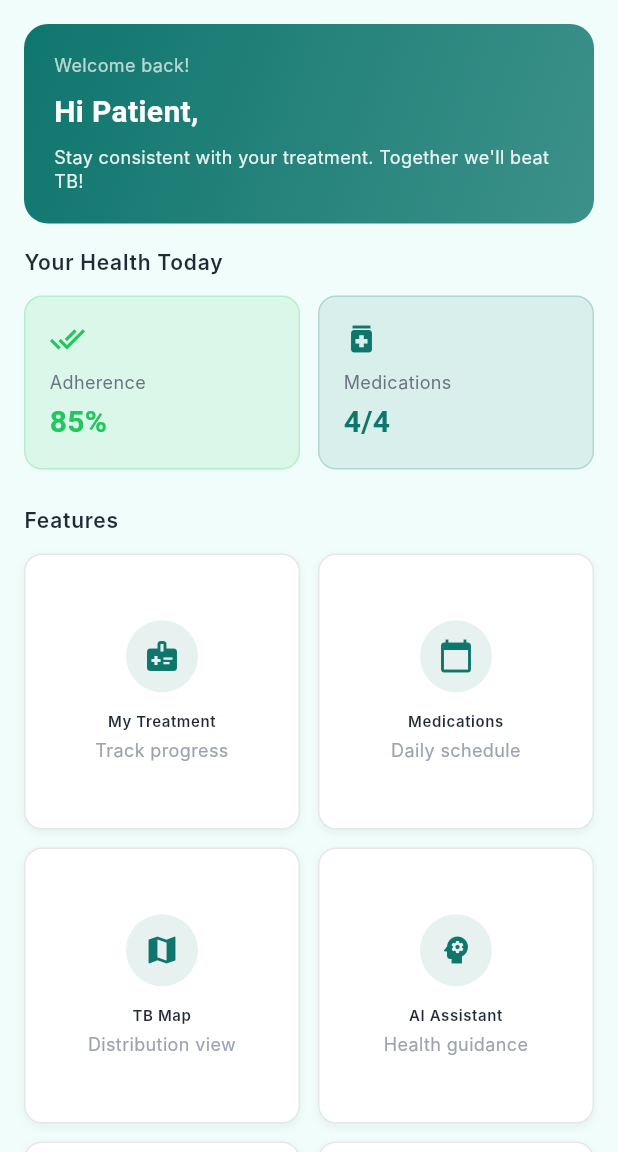
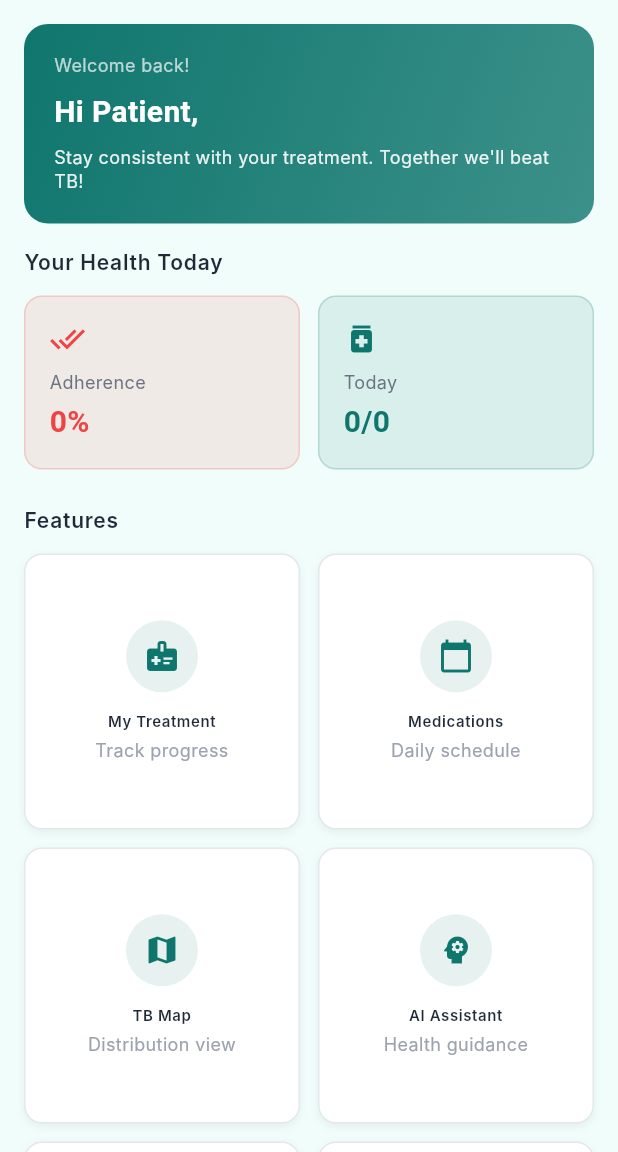
Before and after one commit to HafidzBro/MedTrace, a Flutter app: the PatientDashboardPage screen opened by its route, on a phone screen of 412 x 824 dp, the part 84-1236 px from its top. Run offline on Flutter 3.47's test engine with Material 3 defaults, Android fonts, the phone set to English and light mode, and no system bars; our stand-ins replace connectivity_plus, equatable, flutter_local_notifications, flutter_map, flutter_riverpod, geolocator and 9 more; accounts and stored records are empty; Roboto replaces fonts that are missing (Inter, Poppins); statements that could not run were skipped.

Commit message:
feat: enhance doctor and patient dashboard pages with dynamic patient stats and adherence metrics

```diff
--- a/lib/presentation/pages/patient/patient_dashboard_page.dart
+++ b/lib/presentation/pages/patient/patient_dashboard_page.dart
@@ -2,6 +2,7 @@ import 'package:flutter/material.dart';
 import 'package:flutter_riverpod/flutter_riverpod.dart';
 import 'package:go_router/go_router.dart';
 import 'package:medtrace/presentation/providers/app_providers.dart';
+import 'package:medtrace/presentation/providers/feature_providers.dart';
 import 'package:medtrace/presentation/router/app_router.dart';
 import 'package:medtrace/shared/theme/app_theme.dart';
 
@@ -15,6 +16,12 @@ class PatientDashboardPage extends ConsumerWidget {
     final authState = ref.watch(authProvider);
     final user = authState.user;
     final userName = user?.fullName ?? user?.email ?? 'Patient';
+    final userId = user?.id ?? '';
+
+    final logsState = ref.watch(patientMedicationLogsProvider(userId));
+    final adherence = logsState.adherencePercentage;
+    final todayTaken = logsState.logs.where((l) => l.isTaken && _isToday(l.scheduledDate)).length;
+    final todayTotal = logsState.logs.where((l) => _isToday(l.scheduledDate)).length;
 
     return Scaffold(
       appBar: AppBar(
@@ -94,16 +101,16 @@ class PatientDashboardPage extends ConsumerWidget {
                         child: _buildStatCard(
                           icon: Icons.done_all,
                           label: 'Adherence',
-                          value: '85%',
-                          color: AppColors.success,
+                          value: '${adherence.toStringAsFixed(0)}%',
+                          color: adherence >= 80 ? AppColors.success : adherence >= 60 ? AppColors.warning : AppColors.error,
                         ),
                       ),
                       const SizedBox(width: 12),
                       Expanded(
                         child: _buildStatCard(
                           icon: Icons.medication,
-                          label: 'Medications',
-                          value: '4/4',
+                          label: 'Today',
+                          value: '$todayTaken/$todayTotal',
                           color: AppColors.patient,
                         ),
                       ),
```
Also changed, not shown: lib/presentation/pages/doctor/doctor_dashboard_page.dart (+14 -3 lines).
